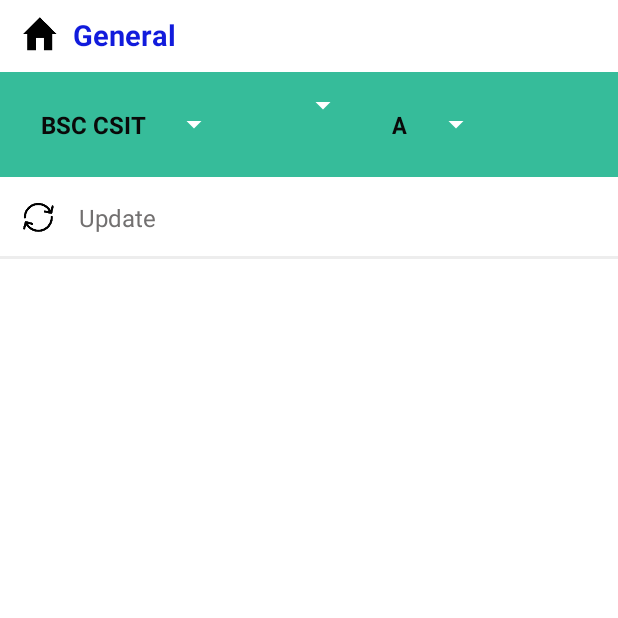
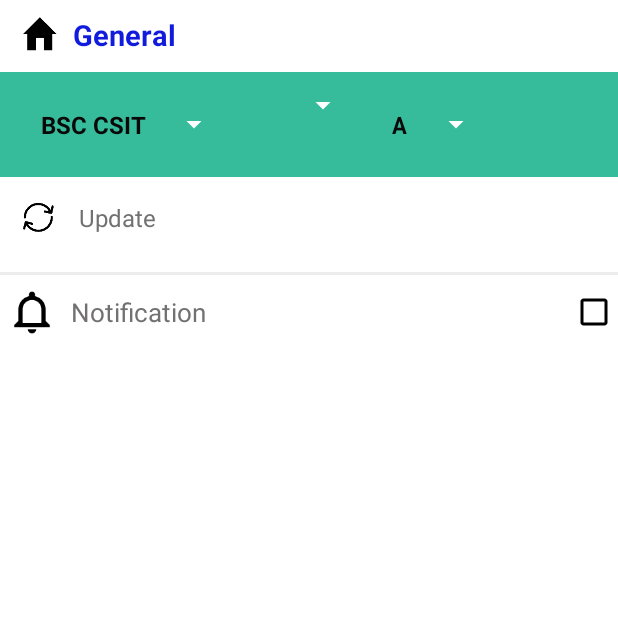
Before and after one commit to AkashShrestha31/OICSchh, an Android app: the Activity screen opened directly, with no data from a screen before it, on a phone screen of 412 x 824 dp, the top half of it. Run offline under Robolectric (Android 15) with nearby library versions, the phone set to English and light mode, and no system bars; our stand-ins replace Firebase (no records; nobody signed in at launch, a user with empty details on screens opened directly); 3 statements that could not run were skipped.

Commit message:
5/20/2017

```diff
--- a/app/src/main/AndroidManifest.xml
+++ b/app/src/main/AndroidManifest.xml
@@ -11,18 +11,18 @@
         android:label="@string/app_name"
         android:supportsRtl="true"
         android:theme="@style/AppTheme">
-        <service android:name=".MyFirebaseMessagingService">
+        <service android:name=".firebasemessaging.MyFirebaseMessagingService">
             <intent-filter>
                 <action android:name="com.google.firebase.MESSAGING_EVENT" />
             </intent-filter>
         </service>
-        <service android:name=".MyFirebaseInstanceIDService">
+        <service android:name=".firebasemessaging.MyFirebaseInstanceIDService">
             <intent-filter>
                 <action android:name="com.google.firebase.INSTANCE_ID_EVENT" />
             </intent-filter>
         </service>
         <service
-            android:name=".MyJobService"
+            android:name=".firebasemessaging.MyJobService"
             android:exported="false">
             <intent-filter>
                 <action android:name="com.firebase.jobdispatcher.ACTION_EXECUTE" />
@@ -49,13 +49,13 @@
         </activity>
 
         <activity android:name=".setting.Activity" />
-        <activity android:name=".newsportal" />
+        <activity android:name=".News.newsportal" />
         <activity android:name=".webview" />
         <activity android:name=".syllabus.syallabus" />
         <activity android:name=".calender.calender" />
 
 
-        <activity android:name=".notification"
+        <activity android:name=".Notification.notification"
             android:exported="true">
             <intent-filter>
             <action android:name="android.intent.action.MAIN" />
--- a/app/src/main/res/layout/activity_.xml
+++ b/app/src/main/res/layout/activity_.xml
@@ -1,102 +1,148 @@
 <?xml version="1.0" encoding="utf-8"?>
 <LinearLayout xmlns:android="http://schemas.android.com/apk/res/android"
+    xmlns:app="http://schemas.android.com/apk/res-auto"
     android:layout_width="match_parent"
     android:layout_height="match_parent"
     android:background="#ffffff"
     android:orientation="vertical"
     android:weightSum="1">
+
     <LinearLayout
-    android:paddingLeft="14dp"
-    android:orientation="horizontal"
         android:id="@+id/firstgeneral"
         android:layout_width="match_parent"
-    android:layout_height="wrap_content">
+        android:layout_height="wrap_content"
+        android:orientation="horizontal"
+        android:paddingLeft="14dp">
+
         <ImageView
+            android:id="@+id/imageView3"
+            android:layout_width="25dp"
+            android:layout_height="25dp"
             android:layout_gravity="center"
-    android:layout_width="25dp"
-    android:src="@mipmap/settinghome"
-    android:layout_height="25dp" />
+            android:src="@mipmap/settinghome" />
+
         <TextView
             android:id="@+id/general"
             android:layout_width="match_parent"
             android:layout_height="wrap_content"
-        android:textSize="19sp"
-        android:textColor="#111bdc"
+            android:clickable="true"
             android:paddingBottom="10dp"
             android:paddingLeft="9dp"
+            android:paddingRight="0dp"
             android:paddingTop="10dp"
-        android:paddingRight="0dp"
             android:text="@string/general"
-        android:textStyle="bold"
-        android:clickable="true" />
+            android:textColor="#111bdc"
+            android:textSize="19sp"
+            android:textStyle="bold" />
     </LinearLayout>
+
     <View
+        android:id="@+id/view1"
+        style="@style/Divider"
         android:layout_width="match_parent"
         android:layout_height="2dp"
-    android:id="@+id/view1"
-    android:layout_below="@id/firstgeneral"
-    style="@style/Divider" />
+        android:layout_below="@id/firstgeneral" />
+
     <LinearLayout
         android:id="@+id/generallayout"
-        android:paddingTop="10dp"
-        android:paddingBottom="10dp"
-    android:background="#36BC9A"
         android:layout_width="match_parent"
         android:layout_height="wrap_content"
+        android:layout_below="@id/view1"
+        android:background="#36BC9A"
         android:orientation="horizontal"
-        android:layout_below="@id/view1">
+        android:paddingBottom="10dp"
+        android:paddingTop="10dp">
 
         <Spinner
+            android:id="@+id/generalspinner1"
+            style="@style/Base.Theme.AppCompat.Light"
             android:layout_width="wrap_content"
             android:layout_height="wrap_content"
-            android:spinnerMode="dropdown"
-            android:id="@+id/generalspinner1"
             android:layout_marginLeft="19dp"
             android:layout_marginStart="19dp"
-            style="@style/Base.Theme.AppCompat.Light"
             android:popupBackground="#ffffff"
-            />
+            android:spinnerMode="dropdown" />
 
         <Spinner
+            android:id="@+id/generalspinner2"
             android:layout_width="wrap_content"
             android:layout_height="wrap_content"
             android:layout_marginLeft="38dp"
             android:layout_marginStart="38dp"
-            android:popupBackground="#ffffff"
-            android:id="@+id/generalspinner2"
-            />
+            android:popupBackground="#ffffff" />
 
         <Spinner
+            android:id="@+id/generalspinner3"
             android:layout_width="wrap_content"
             android:layout_height="wrap_content"
             android:layout_marginLeft="14dp"
             android:layout_marginStart="14dp"
-            android:popupBackground="#ffffff"
-            android:id="@+id/generalspinner3" />
+            android:popupBackground="#ffffff" />
     </LinearLayout>
 
     <View
+        android:id="@+id/view3"
+        style="@style/Divider"
         android:layout_width="match_parent"
         android:layout_height="2dp"
-        android:id="@+id/view3"
-        android:layout_below="@id/generallayout"
-        style="@style/Divider" />
+        android:layout_below="@id/generallayout" />
+
     <LinearLayout
         android:layout_width="match_parent"
         android:layout_height="wrap_content"
         android:orientation="vertical">
+
         <ListView
             android:id="@+id/list"
             android:layout_width="match_parent"
-        android:layout_height="match_parent">
+            android:layout_height="61dp">
 
         </ListView>
 
         <View
+            android:id="@+id/view2"
             android:layout_width="match_parent"
             android:layout_height="2dp"
-        android:id="@+id/view2"
-       android:background="#ededed"/>
+            android:background="#ededed" />
+    </LinearLayout>
+
+    <LinearLayout
+        android:layout_width="match_parent"
+        android:layout_height="50dp"
+        android:orientation="horizontal"
+        android:paddingLeft="5dp">
+
+        <ImageView
+            android:layout_width="32dp"
+            android:layout_height="31dp"
+            android:layout_gravity="center"
+            android:src="@mipmap/notificationbell" />
+
+        <TextView
+            android:id="@+id/textView7"
+            android:layout_width="wrap_content"
+            android:layout_height="wrap_content"
+            android:layout_gravity="center"
+            android:layout_marginLeft="13dp"
+            android:layout_marginStart="10dp"
+            android:text="Notification"
+            android:textColor="@drawable/selector"
+            android:textSize="17sp" />
+
+
+        <LinearLayout
+            android:layout_gravity="center"
+            android:layout_width="match_parent"
+            android:layout_height="wrap_content"
+            android:gravity="end">
+
+            <android.support.v7.widget.AppCompatCheckBox
+                android:id="@+id/checkBox2"
+                android:layout_width="wrap_content"
+                android:layout_height="wrap_content"
+                android:layout_gravity="center"
+                app:buttonTint="@android:color/black" />
+        </LinearLayout>
     </LinearLayout>
 
 </LinearLayout>
```
Also changed, not shown: app/src/main/notificationbell-web.png (added), app/src/main/res/mipmap-hdpi/notificationbell.png (added), app/src/main/res/mipmap-mdpi/notificationbell.png (added), app/src/main/res/mipmap-xhdpi/notificationbell.png (added), app/src/main/res/mipmap-xxhdpi/notificationbell.png (added), app/src/main/res/mipmap-xxxhdpi/notificationbell.png (added). Lines whose indentation alone changed are shown as unchanged.
